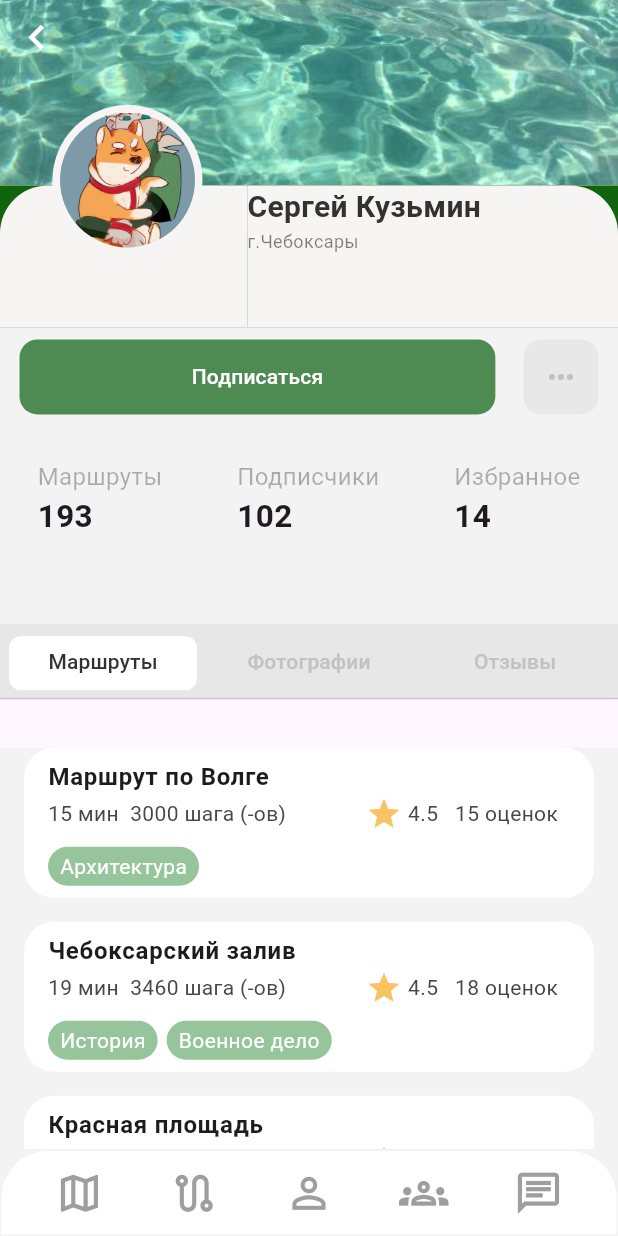
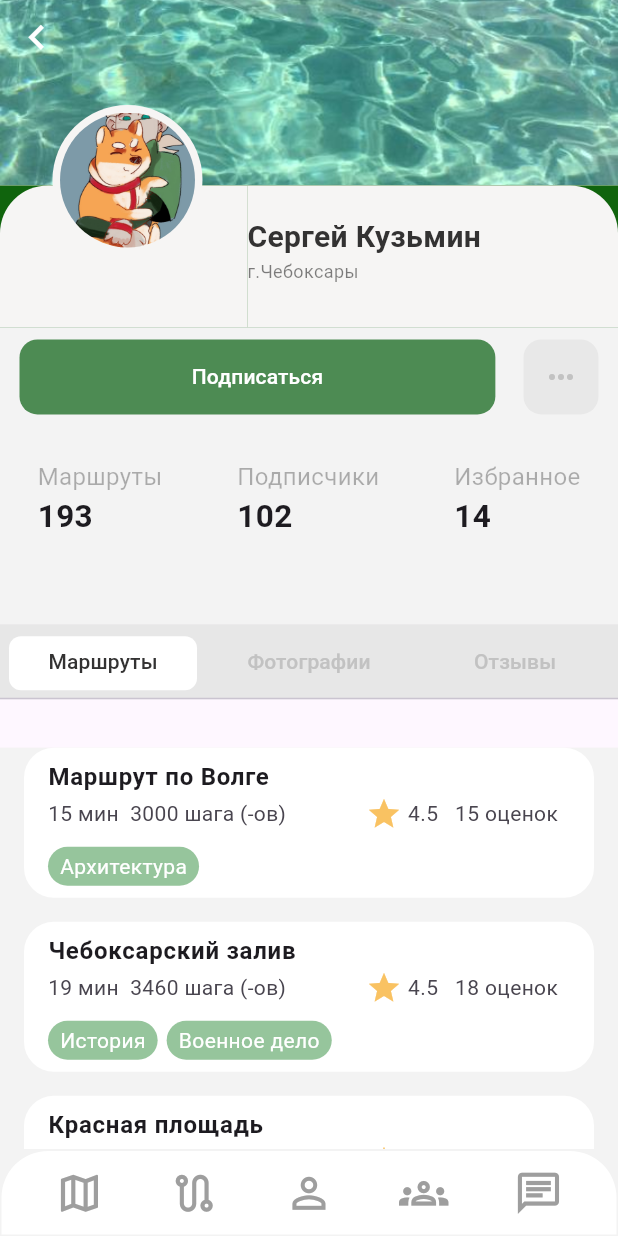
Before and after one commit to Semenovvvv/MyGid, a Flutter app: the Profile screen opened by its route, on a phone screen of 412 x 824 dp. Run offline on Flutter 3.47's test engine with Material 2 defaults, Android fonts, the phone set to English and light mode, and no system bars; our stand-ins replace convex_bottom_bar, geolocator; missing offline and left inert: yandex_mapkit.

Commit message:
паддинг

```diff
--- a/lib/features/profile/profile_screen/view/profile_screen.dart
+++ b/lib/features/profile/profile_screen/view/profile_screen.dart
@@ -188,6 +188,7 @@ class _ProfileState extends State<Profile> {
                       Align(
                         alignment: Alignment.bottomRight,
                         child:   Container(
+                          padding: EdgeInsets.only(top: 20),
                         height:  MediaQuery.of(context).size.height * 0.115,
                         width:  MediaQuery.of(context).size.width * 0.6,
                         decoration: const BoxDecoration(
```
